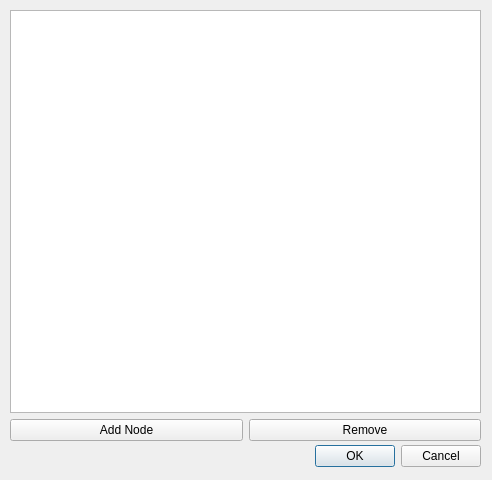
Qt form modules/app/dialogannotation.ui (smartsenselab/SSAT) before a commit.
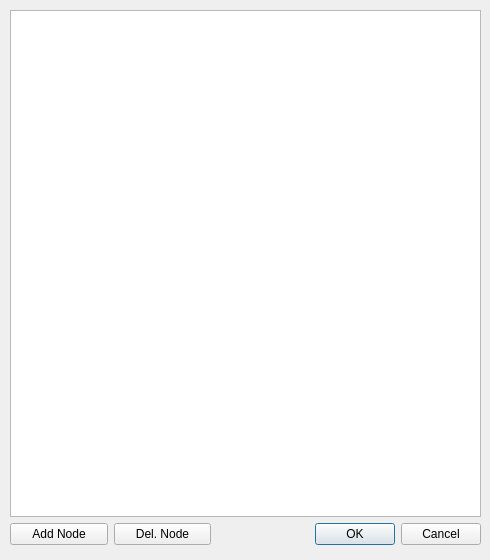
The same form after that commit.

Commit message: Modifying DialogBoundingBox - part I

The edit to the form file:
```diff
--- a/modules/app/dialogannotation.ui
+++ b/modules/app/dialogannotation.ui
@@ -6,46 +6,46 @@
    <rect>
     <x>0</x>
     <y>0</y>
-    <width>492</width>
-    <height>480</height>
+    <width>490</width>
+    <height>560</height>
    </rect>
   </property>
   <property name="windowTitle">
    <string>Annotation attributes</string>
   </property>
-  <widget class="QDialogButtonBox" name="buttonBox">
-   <property name="geometry">
-    <rect>
-     <x>10</x>
-     <y>441</y>
-     <width>471</width>
-     <height>31</height>
-    </rect>
-   </property>
-   <property name="orientation">
-    <enum>Qt::Horizontal</enum>
-   </property>
-   <property name="standardButtons">
-    <set>QDialogButtonBox::Cancel|QDialogButtonBox::Ok</set>
-   </property>
-  </widget>
   <widget class="QWidget" name="layoutWidget">
    <property name="geometry">
     <rect>
      <x>10</x>
      <y>10</y>
      <width>471</width>
-     <height>431</height>
+     <height>535</height>
     </rect>
    </property>
    <layout class="QVBoxLayout" name="verticalLayout">
     <item>
-     <widget class="QTreeView" name="treeViewAttributes"/>
+     <widget class="QTreeView" name="treeViewAttributes">
+      <property name="enabled">
+       <bool>true</bool>
+      </property>
+      <property name="minimumSize">
+       <size>
+        <width>0</width>
+        <height>0</height>
+       </size>
+      </property>
+     </widget>
     </item>
     <item>
      <layout class="QHBoxLayout" name="horizontalLayout">
       <item>
        <widget class="QPushButton" name="pushButtonAdd">
+        <property name="sizePolicy">
+         <sizepolicy hsizetype="Expanding" vsizetype="Fixed">
+          <horstretch>0</horstretch>
+          <verstretch>0</verstretch>
+         </sizepolicy>
+        </property>
         <property name="text">
          <string>Add Node</string>
         </property>
@@ -53,8 +53,55 @@
       </item>
       <item>
        <widget class="QPushButton" name="pushButtonRemove">
+        <property name="sizePolicy">
+         <sizepolicy hsizetype="Expanding" vsizetype="Fixed">
+          <horstretch>0</horstretch>
+          <verstretch>0</verstretch>
+         </sizepolicy>
+        </property>
         <property name="text">
-         <string>Remove</string>
+         <string>Del. Node</string>
+        </property>
+       </widget>
+      </item>
+      <item>
+       <spacer name="horizontalSpacer">
+        <property name="orientation">
+         <enum>Qt::Horizontal</enum>
+        </property>
+        <property name="sizeHint" stdset="0">
+         <size>
+          <width>40</width>
+          <height>20</height>
+         </size>
+        </property>
+       </spacer>
+      </item>
+      <item>
+       <widget class="QDialogButtonBox" name="buttonBox">
+        <property name="sizePolicy">
+         <sizepolicy hsizetype="Fixed" vsizetype="Fixed">
+          <horstretch>0</horstretch>
+          <verstretch>0</verstretch>
+         </sizepolicy>
+        </property>
+        <property name="minimumSize">
+         <size>
+          <width>0</width>
+          <height>0</height>
+         </size>
+        </property>
+        <property name="autoFillBackground">
+         <bool>false</bool>
+        </property>
+        <property name="orientation">
+         <enum>Qt::Horizontal</enum>
+        </property>
+        <property name="standardButtons">
+         <set>QDialogButtonBox::Cancel|QDialogButtonBox::Ok</set>
+        </property>
+        <property name="centerButtons">
+         <bool>false</bool>
         </property>
        </widget>
       </item>
```
Left out of the diff: 3 changed lines with no effect on the pictures. The commit also changes 6 other files.
